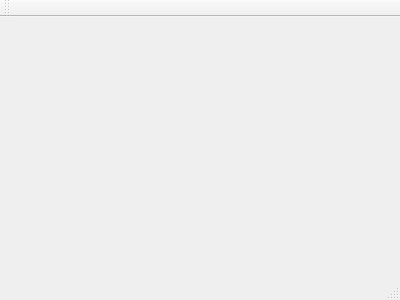
Qt form app/MainWindow.ui (liu769084972/ZNZX_Test) before a commit.
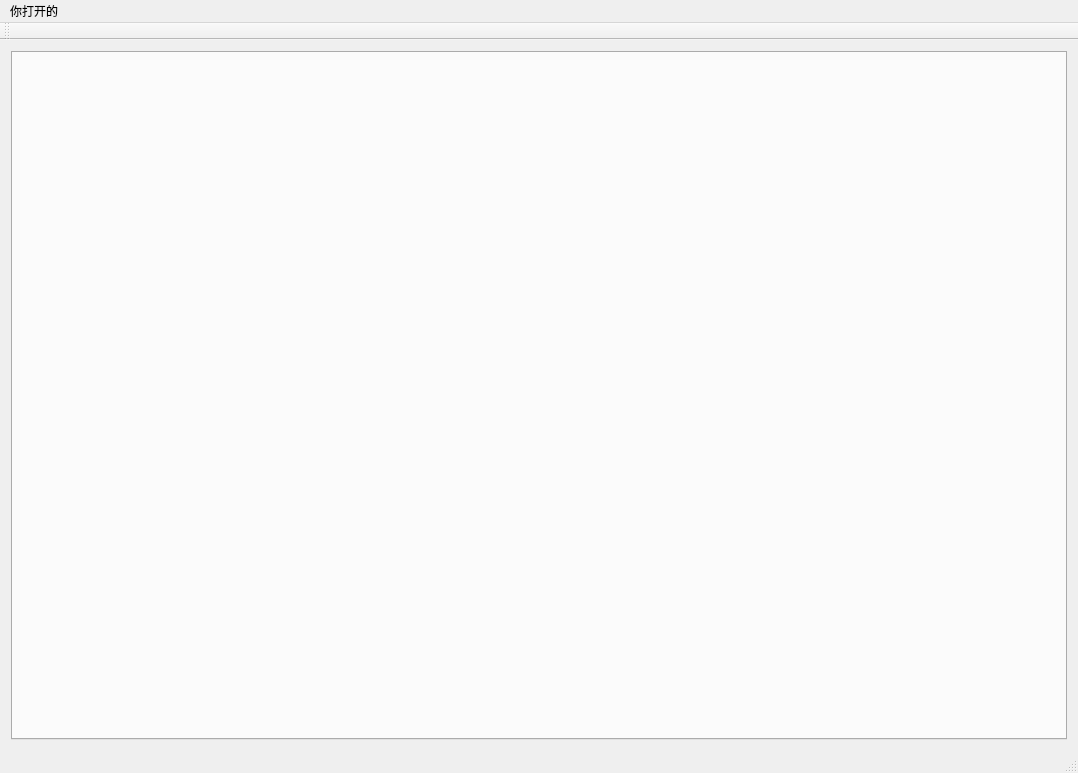
The same form after that commit.

```diff
--- a/app/MainWindow.ui
+++ b/app/MainWindow.ui
@@ -1,24 +1,55 @@
 <ui version="4.0">
  <class>MainWindow</class>
- <widget class="QMainWindow" name="MainWindow" >
-  <property name="geometry" >
+ <widget class="QMainWindow" name="MainWindow">
+  <property name="geometry">
    <rect>
     <x>0</x>
     <y>0</y>
-    <width>400</width>
-    <height>300</height>
+    <width>1078</width>
+    <height>773</height>
    </rect>
   </property>
   <property name="windowTitle" >
    <string>MainWindow</string>
   </property>
-  <widget class="QMenuBar" name="menuBar" />
-  <widget class="QToolBar" name="mainToolBar" />
-  <widget class="QWidget" name="centralWidget" />
-  <widget class="QStatusBar" name="statusBar" />
+  <widget class="QWidget" name="centralWidget">
+   <layout class="QVBoxLayout" name="verticalLayout">
+    <item>
+     <widget class="QTabWidget" name="tabWidget">
+      <property name="currentIndex">
+       <number>-1</number>
+      </property>
+     </widget>
+    </item>
+   </layout>
+  </widget>
+  <widget class="QMenuBar" name="menuBar">
+   <property name="geometry">
+    <rect>
+     <x>0</x>
+     <y>0</y>
+     <width>1078</width>
+     <height>23</height>
+    </rect>
+   </property>
+   <widget class="QMenu" name="menu">
+    <property name="title">
+     <string>你打开的</string>
+    </property>
+   </widget>
+   <addaction name="menu"/>
+  </widget>
+  <widget class="QToolBar" name="mainToolBar">
+   <attribute name="toolBarArea">
+    <enum>TopToolBarArea</enum>
+   </attribute>
+   <attribute name="toolBarBreak">
+    <bool>false</bool>
+   </attribute>
+  </widget>
+  <widget class="QStatusBar" name="statusBar"/>
  </widget>
- <layoutDefault spacing="6" margin="11" />
- <pixmapfunction></pixmapfunction>
+ <layoutdefault spacing="6" margin="11"/>
  <resources/>
  <connections/>
 </ui>
```
Left out of the diff: 3 changed lines with no effect on the pictures.
